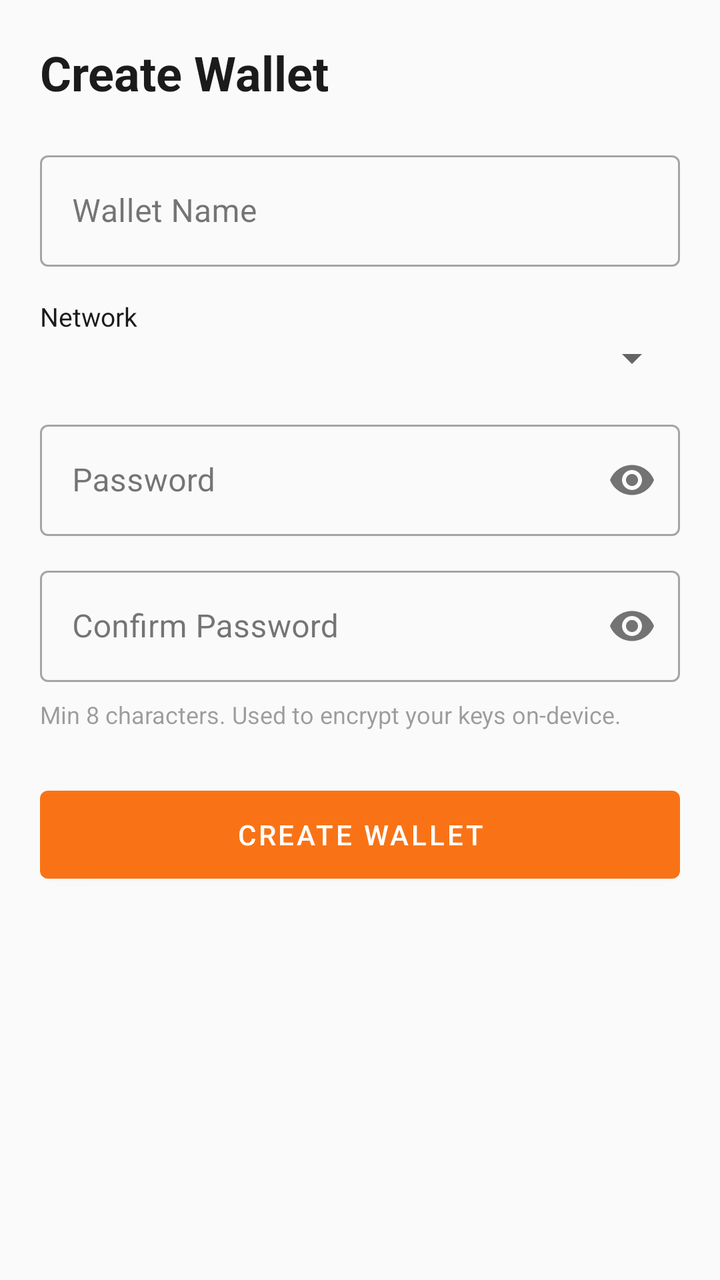
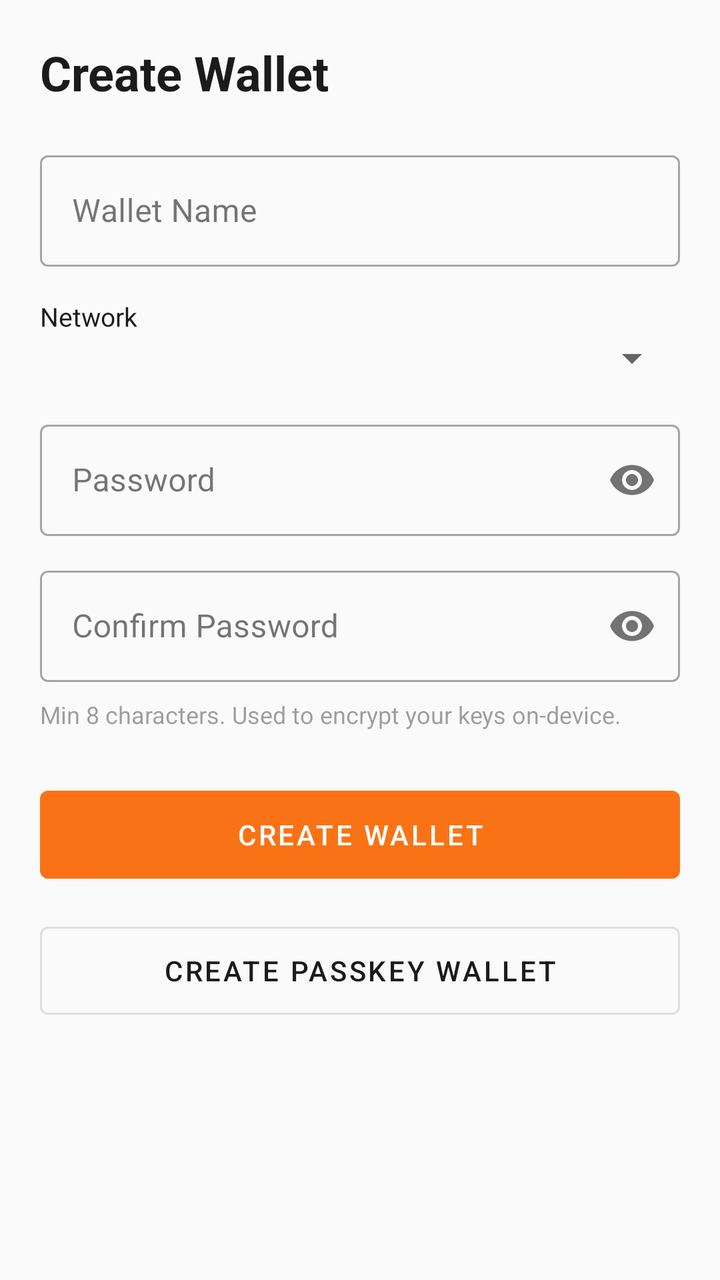

Screens rendered from an Android XML layout before and after an edit, with the pre-edit source and the edit as a unified diff.
<!-- AndroidManifest.xml: application theme Theme.UserWallet -->
<!-- res/layout/fragment_create_wallet.xml -->
<?xml version="1.0" encoding="utf-8"?>
<ScrollView xmlns:android="http://schemas.android.com/apk/res/android"
    xmlns:app="http://schemas.android.com/apk/res-auto"
    android:layout_width="match_parent"
    android:layout_height="match_parent"
    android:background="?attr/colorBackground">

    <LinearLayout
        android:layout_width="match_parent"
        android:layout_height="wrap_content"
        android:orientation="vertical"
        android:padding="20dp">

        <TextView
            android:layout_width="wrap_content"
            android:layout_height="wrap_content"
            android:text="@string/create_wallet_title"
            android:textSize="24sp"
            android:textStyle="bold"
            android:textColor="?attr/colorOnSurface" />

        <com.google.android.material.textfield.TextInputLayout
            android:id="@+id/nameLayout"
            android:layout_width="match_parent"
            android:layout_height="wrap_content"
            android:layout_marginTop="20dp"
            android:hint="@string/create_wallet_name"
            style="@style/Widget.MaterialComponents.TextInputLayout.OutlinedBox">

            <com.google.android.material.textfield.TextInputEditText
                android:id="@+id/nameInput"
                android:layout_width="match_parent"
                android:layout_height="wrap_content"
                android:inputType="textCapWords" />
        </com.google.android.material.textfield.TextInputLayout>

        <TextView
            android:layout_width="wrap_content"
            android:layout_height="wrap_content"
            android:layout_marginTop="16dp"
            android:text="@string/create_wallet_network"
            android:textSize="13sp"
            android:textColor="?attr/colorOnSurface" />

        <androidx.appcompat.widget.AppCompatSpinner
            android:id="@+id/networkSpinner"
            android:layout_width="match_parent"
            android:layout_height="wrap_content" />

        <com.google.android.material.textfield.TextInputLayout
            android:id="@+id/passwordLayout"
            android:layout_width="match_parent"
            android:layout_height="wrap_content"
            android:layout_marginTop="16dp"
            android:hint="@string/create_wallet_password"
            app:passwordToggleEnabled="true"
            style="@style/Widget.MaterialComponents.TextInputLayout.OutlinedBox">

            <com.google.android.material.textfield.TextInputEditText
                android:id="@+id/passwordInput"
                android:layout_width="match_parent"
                android:layout_height="wrap_content"
                android:inputType="textPassword" />
        </com.google.android.material.textfield.TextInputLayout>

        <com.google.android.material.textfield.TextInputLayout
            android:id="@+id/confirmLayout"
            android:layout_width="match_parent"
            android:layout_height="wrap_content"
            android:layout_marginTop="12dp"
            android:hint="@string/create_wallet_confirm"
            app:passwordToggleEnabled="true"
            style="@style/Widget.MaterialComponents.TextInputLayout.OutlinedBox">

            <com.google.android.material.textfield.TextInputEditText
                android:id="@+id/confirmInput"
                android:layout_width="match_parent"
                android:layout_height="wrap_content"
                android:inputType="textPassword" />
        </com.google.android.material.textfield.TextInputLayout>

        <TextView
            android:layout_width="wrap_content"
            android:layout_height="wrap_content"
            android:layout_marginTop="8dp"
            android:text="@string/create_wallet_password_hint"
            android:textSize="12sp"
            android:alpha="0.7" />

        <com.google.android.material.button.MaterialButton
            android:id="@+id/createButton"
            android:layout_width="match_parent"
            android:layout_height="56dp"
            android:layout_marginTop="24dp"
            android:text="@string/create_wallet_submit" />

        <com.google.android.material.progressindicator.CircularProgressIndicator
            android:id="@+id/createProgress"
            android:layout_width="wrap_content"
            android:layout_height="wrap_content"
            android:layout_gravity="center"
            android:layout_marginTop="12dp"
            android:visibility="gone"
            android:indeterminate="true" />
    </LinearLayout>
</ScrollView>
<!-- resources referenced by this layout -->
<resources>
  <string name="create_wallet_confirm">Confirm Password</string>
  <string name="create_wallet_name">Wallet Name</string>
  <string name="create_wallet_network">Network</string>
  <string name="create_wallet_password">Password</string>
  <string name="create_wallet_password_hint">Min 8 characters. Used to encrypt your keys on-device.</string>
  <string name="create_wallet_submit">Create Wallet</string>
  <string name="create_wallet_title">Create Wallet</string>
  <style name="Theme.UserWallet" parent="Theme.MaterialComponents.DayNight.NoActionBar">
          <item name="colorPrimary">#F97316</item>
          <item name="colorPrimaryVariant">#EA580C</item>
          <item name="colorOnPrimary">#FFFFFF</item>
          <item name="colorSecondary">#FB923C</item>
          <item name="colorOnSecondary">#1F1300</item>
          <item name="colorSurface">@android:color/white</item>
          <item name="colorOnSurface">#1B1B1B</item>
          <item name="colorBackground">#FAFAFA</item>
          <item name="colorError">#DC2626</item>
          <item name="android:statusBarColor">?attr/colorPrimaryVariant</item>
      </style>
</resources>

<!-- the commit's change to res/layout/fragment_create_wallet.xml (unified diff, before → after) -->
@@ -94,6 +94,15 @@
             android:layout_marginTop="24dp"
             android:text="@string/create_wallet_submit" />
 
+        <com.google.android.material.button.MaterialButton
+            android:id="@+id/passkeyCreateButton"
+            style="@style/Widget.MaterialComponents.Button.OutlinedButton"
+            android:layout_width="match_parent"
+            android:layout_height="56dp"
+            android:layout_marginTop="12dp"
+            android:text="Create Passkey Wallet"
+            android:textColor="?attr/colorOnSurface" />
+
         <com.google.android.material.progressindicator.CircularProgressIndicator
             android:id="@+id/createProgress"
             android:layout_width="wrap_content"
